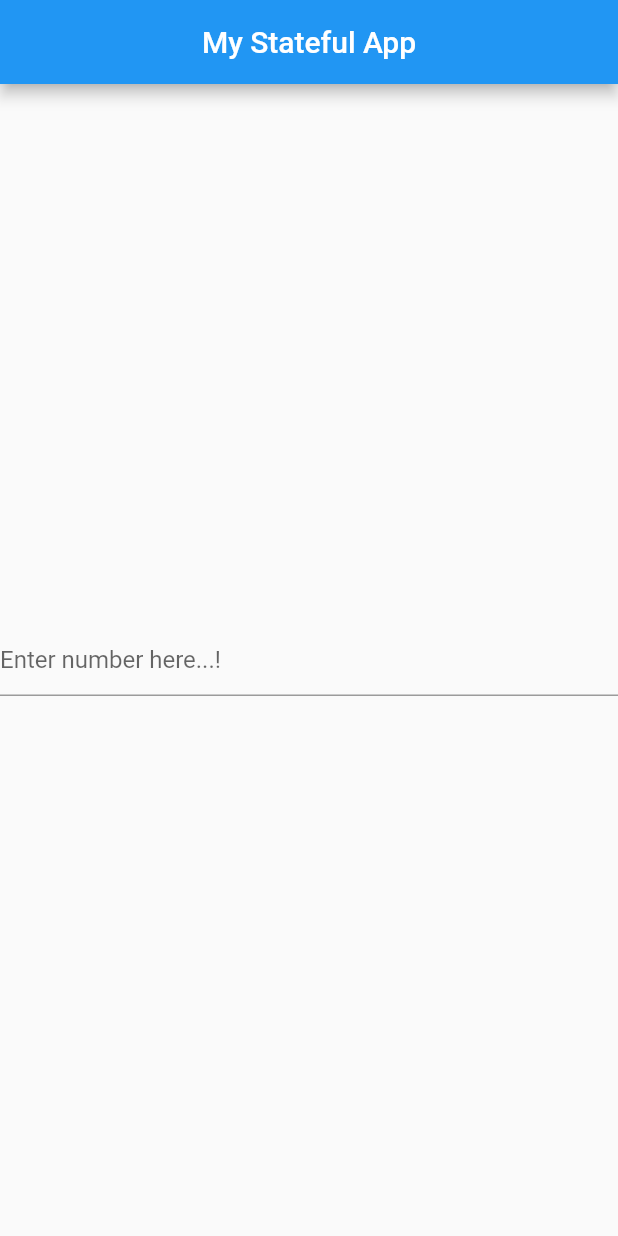
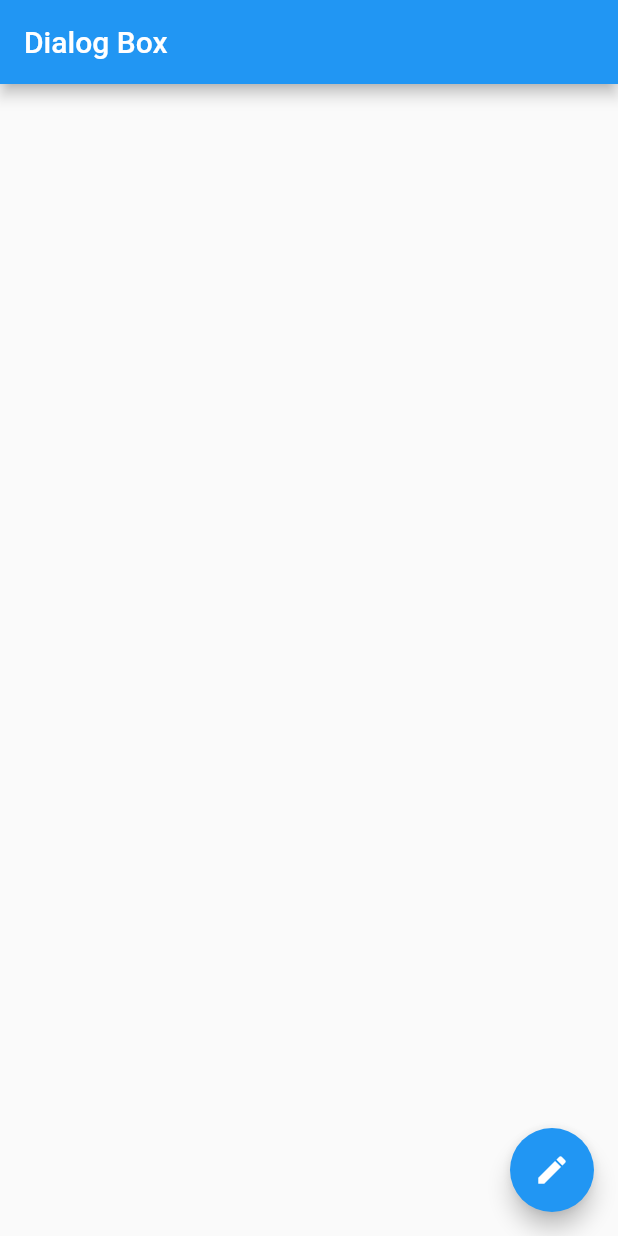
Before and after one commit to apikmeister/stateful_prac, a Flutter app: the screen it shows after launch, on a phone screen of 412 x 824 dp. Run offline on Flutter 3.47's test engine with Material 2 defaults, Android fonts, the phone set to English and light mode, and no system bars.

Commit message:
Refactor main.dart to add dialog box functionality

```diff
--- a/lib/main.dart
+++ b/lib/main.dart
@@ -11,51 +11,73 @@ class MyApp extends StatelessWidget {
   @override
   Widget build(BuildContext context) {
     return MaterialApp(
-      home: MyStatefulApp(),
+      title: 'Dialog Box',
+      home: MyMainPage(),
     );
   }
 }
 
-class MyStatefulApp extends StatefulWidget {
+class MyMainPage extends StatefulWidget {
+  const MyMainPage({super.key});
+
   @override
-  _MyStatefulApp createState() => _MyStatefulApp();
+  State<MyMainPage> createState() => _MyMainPageState();
 }
 
-class _MyStatefulApp extends State<MyStatefulApp> {
+class _MyMainPageState extends State<MyMainPage> {
   String _inputText = '';
+  final myController = TextEditingController();
+
+  void _showInputDialog() {
+    showDialog(
+      context: context,
+      builder: (BuildContext context) {
+        return AlertDialog(
+          title: const Text('Enter Text..!'),
+          content: TextField(
+            controller: myController,
+            decoration: const InputDecoration(hintText: 'Enter text'),
+          ),
+          actions: [
+            TextButton(
+              onPressed: () {
+                Navigator.of(context).pop();
+              },
+              child: Text('Cancel'),
+            ),
+            TextButton(
+              onPressed: () {
+                setState(() {
+                  _inputText = myController.text;
+                });
+                Navigator.of(context).pop();
+              },
+              child: Text('Save'),
+            ),
+          ],
+        );
+      },
+    );
+  }
 
   @override
   Widget build(BuildContext context) {
     return Scaffold(
-      appBar: AppBar(
-        title: Text('My Stateful App'),
-        centerTitle: true,
-      ),
+      appBar: AppBar(title: const Text('Dialog Box')),
       body: Center(
-        child: TextField(
-          decoration: InputDecoration(
-            hintText: 'Enter number here...!',
-          ),
-          onChanged: (value) {
-            if (int.parse(value) > 500) {
-              setState(() {
-                _inputText = 'Exceeded Credit Limit';
-              });
-            } else {
-              setState(() {
-                _inputText = 'Processing';
-              });
-            }
-          },
+        child: Column(
+          mainAxisAlignment: MainAxisAlignment.center,
+          children: [
+            Text(
+              _inputText,
+              style: const TextStyle(fontSize: 20),
+            ),
+          ],
         ),
       ),
-      bottomSheet: Container(
-        alignment: Alignment.center,
-        height: 50,
-        child: Text(
-          '$_inputText',
-          style: TextStyle(fontWeight: FontWeight.bold),
-        ),
+      floatingActionButton: FloatingActionButton(
+        onPressed: _showInputDialog,
+        child: const Icon(Icons.edit),
       ),
     );
   }
```
